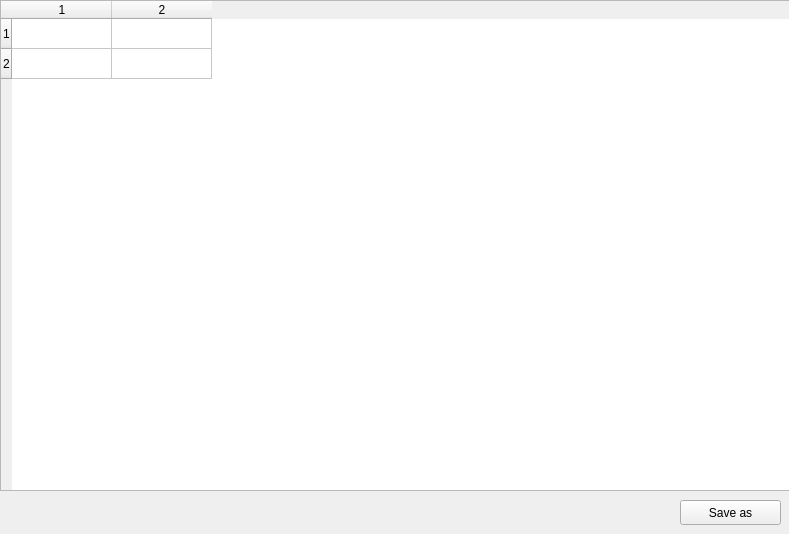
This is gui_tab_save.ui in TimoBremer/PyStrat as Qt 5 draws it before an edit. The edited form follows.
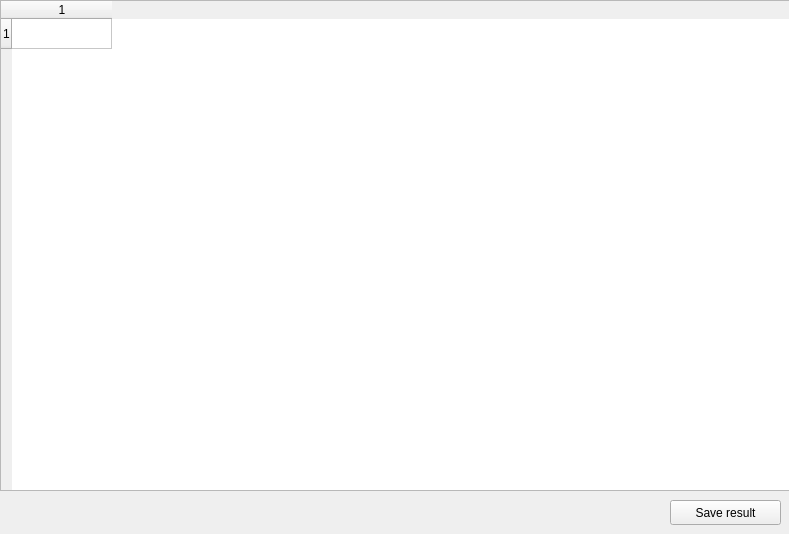
This is the edited form. Icons and pictures are not drawn.

Commit message: separate uis e.g. tabs for separate purposes

```diff
--- a/gui_tab_save.ui
+++ b/gui_tab_save.ui
@@ -23,22 +23,20 @@
     </rect>
    </property>
    <property name="rowCount">
-    <number>2</number>
+    <number>1</number>
    </property>
    <property name="columnCount">
-    <number>2</number>
+    <number>1</number>
    </property>
    <row/>
-   <row/>
-   <column/>
    <column/>
   </widget>
   <widget class="QPushButton" name="saveRes">
    <property name="geometry">
     <rect>
-     <x>680</x>
+     <x>670</x>
      <y>500</y>
-     <width>101</width>
+     <width>111</width>
      <height>25</height>
     </rect>
    </property>
@@ -46,7 +44,7 @@
     <string notr="true"/>
    </property>
    <property name="text">
-    <string>Save as</string>
+    <string>Save result</string>
    </property>
    <property name="icon">
     <iconset theme="document-save-as">
```
The commit also changes 1 other file.
